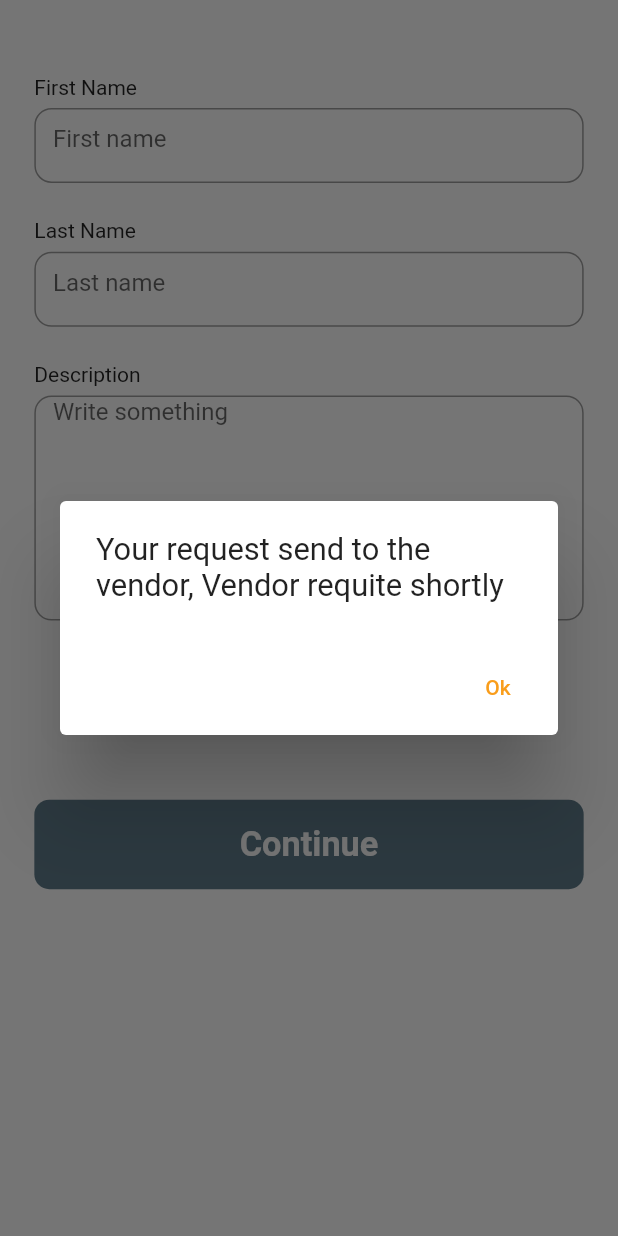
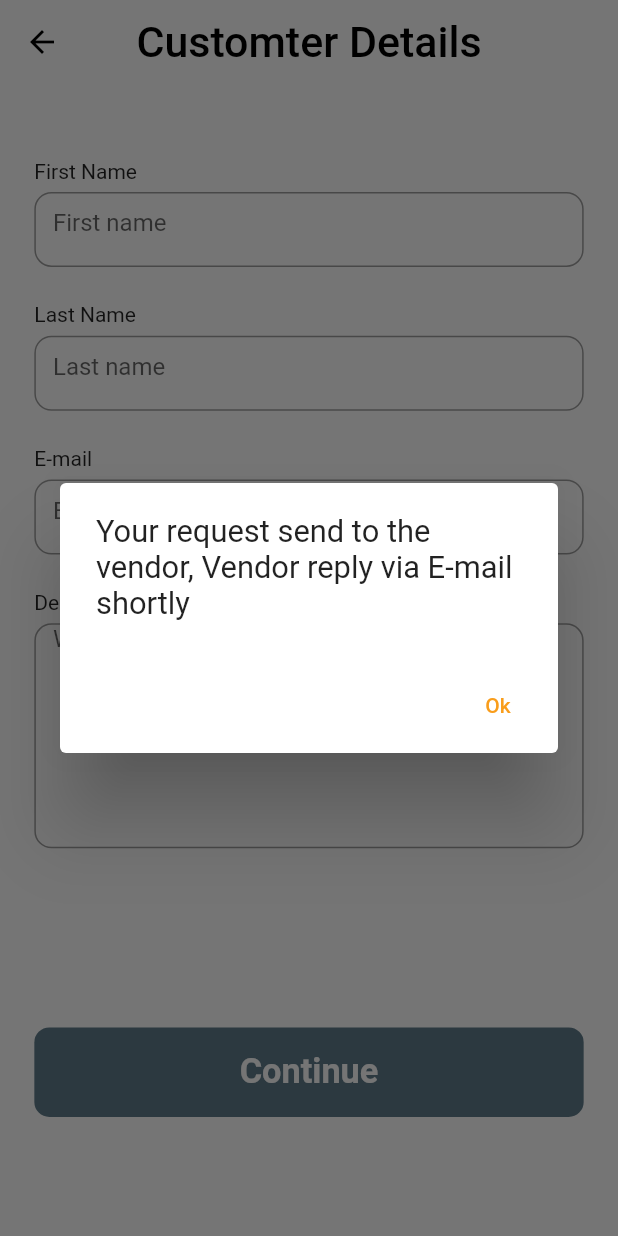
Before and after one commit to ADEELAHMAD256/saffron_hub, a Flutter app: the CartVerify screen opened directly, after a tap on "Continue", on a phone screen of 412 x 824 dp. Run offline on Flutter 3.47's test engine with Material 2 defaults, Android fonts, the phone set to English and light mode, and no system bars; our stand-ins replace carousel_slider, dio, flutter_screenutil, flutter_spinkit, shared_preferences, sqflite; accounts and stored records are empty; network calls fail; Roboto replaces fonts that are missing (assets/font_family/Poppins-Regular.ttf); statements that could not run were skipped.

Commit message:
update
update

```diff
--- a/lib/view/cart/cart_verify.dart
+++ b/lib/view/cart/cart_verify.dart
@@ -11,6 +11,15 @@ class CartVerify extends StatelessWidget {
   @override
   Widget build(BuildContext context) {
     return Scaffold(
+      appBar: AppBar(
+        elevation: 0,
+        backgroundColor: Colors.white,
+        centerTitle: true,
+        title: CustomText(
+          text: "Customter Details",
+          fontSize: 25.sp,
+        ),
+      ),
       body: SingleChildScrollView(
         padding: EdgeInsets.symmetric(horizontal: 20.w),
         child: Column(
@@ -34,6 +43,14 @@ class CartVerify extends StatelessWidget {
             ),
             SizedBox(height: 20.h),
             CustomText(
+              text: "E-mail",
+            ),
+            SizedBox(height: 5.h),
+            SearchTextField(
+              hintText: "E-mail",
+            ),
+            SizedBox(height: 20.h),
+            CustomText(
               text: "Description",
             ),
             SizedBox(height: 5.h),
@@ -51,7 +68,7 @@ class CartVerify extends StatelessWidget {
                   return AlertDialog(
                     content: SingleChildScrollView(
                       child: CustomText(
-                        text: 'Your request send to the vendor, Vendor requite shortly',
+                        text: 'Your request send to the vendor, Vendor reply via E-mail shortly',
                         fontSize: 18.sp,
                       ),
                     ),
```
Also changed, not shown: pubspec.lock, 3 other files.
